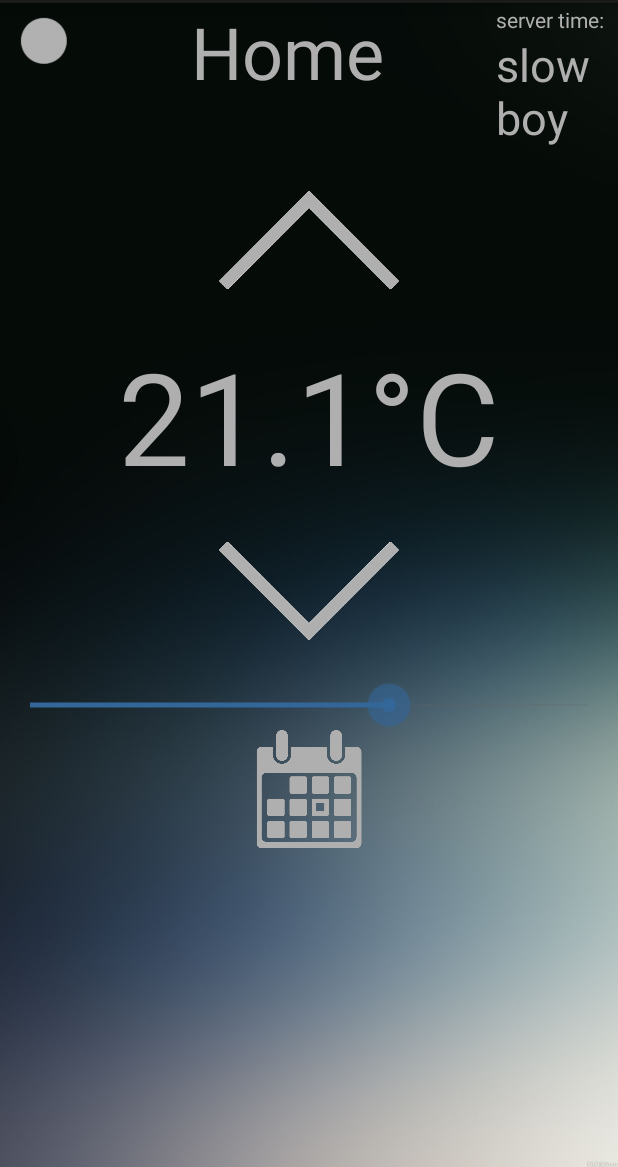
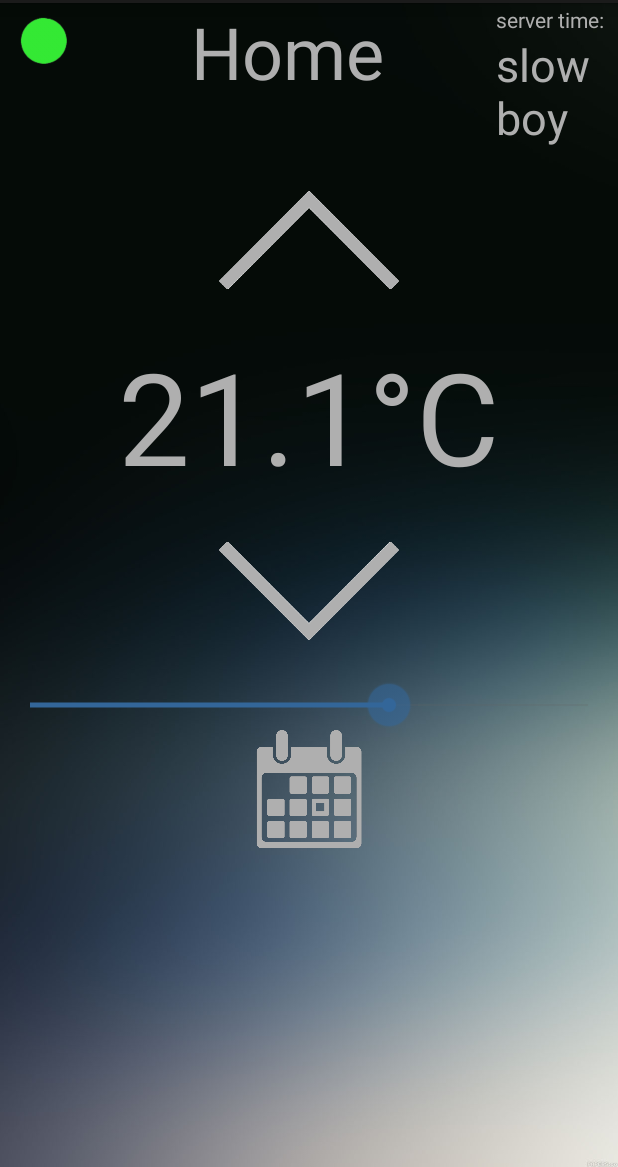
Before and after one commit to nadirtalal/TU-ThermoProject, an Android app: the screen it shows after launch (ThermostatActivity), after a tap on an icon or button, on a phone screen of 412 x 824 dp, the part 69-1236 px from its top. Run offline under Robolectric (Android 15) with nearby library versions, the light colour scheme and no system bars; network calls fail; 2 statements that could not run were skipped; 1 other tap on this screen came first.

Commit message:
made the newly set target become the target on server. also request the current temperature every sec to make the green light go on when current < target

```diff
--- a/app/src/main/java/nl/tue/demothermostat/ThermostatActivity.java
+++ b/app/src/main/java/nl/tue/demothermostat/ThermostatActivity.java
@@ -6,7 +6,6 @@ import android.graphics.Typeface;
 import android.os.Bundle;
 import android.os.CountDownTimer;
 import android.view.View;
-import android.widget.Button;
 import android.widget.ImageView;
 import android.widget.SeekBar;
 import android.widget.TextView;
@@ -16,8 +15,9 @@ public class ThermostatActivity extends Activity {
 
     int vtemp = 211;
 
-    CountDownTimer serverUpdateTimer;
-    String getParam;
+    CountDownTimer serverUpdateTimer, serverUpdateTemperatures;
+    String getParam, currentTempString, targetTempString;
+    Double currentTemp, targetTemp;
     TextView temp, serverTime;
     SeekBar seekBar;
     ImageView statusLed;
@@ -37,7 +37,63 @@ public class ThermostatActivity extends Activity {
 
 
         //intialize a count down timer to make the updating of the servertime loop every 300 millisec
-        serverUpdateTimer = new CountDownTimer(5000, 300) {
+        serverUpdateTemperatures = new CountDownTimer(10000, 1000) {
+            @Override
+            public void onTick(long millisUntilFinished) {
+                //create a new thread to keep polling the server time
+                new Thread(new Runnable() {
+                    @Override
+                    public void run() {
+                        currentTempString = "";
+                        targetTempString = "";
+                        try {
+                            targetTemp = (((double)vtemp)/10.00);
+                            targetTempString = String.valueOf(targetTemp);
+                            HeatingSystem.put("targetTemperature", targetTempString);
+                            currentTempString = HeatingSystem.get("currentTemperature");
+
+                            currentTemp = Double.parseDouble(currentTempString);
+                            /*
+									HeatingSystem.get("day");
+									HeatingSystem.get("time");
+									HeatingSystem.get("currentTemperature");
+									HeatingSystem.get("targetTemperature");
+									HeatingSystem.get("dayTemperature");
+									HeatingSystem.get("nightTemperature");
+									HeatingSystem.get("weekProgramState");
+							*/
+
+                            if(targetTemp>currentTemp){
+                                statusLed.setImageResource(R.drawable.green_status_led);
+                            }else{
+                                statusLed.setImageResource(R.drawable.gray_status_led);
+                            }
+                        } catch (Exception e) {
+                            System.err.println("Error from getdata "+e);
+                        }
+                    }
+                }).start();
+            }
+
+            @Override
+            public void onFinish() {
+                try{
+                    loopUpdateTemp();
+                }catch(Exception e){
+                    e.printStackTrace();
+                }
+            }
+        };
+
+        //start the temp update timer
+        new Thread(new Runnable() {
+            @Override
+            public void run() {
+                serverUpdateTemperatures.start();
+            }
+        }).start();
+
+        serverUpdateTimer = new CountDownTimer(10000, 300) {
             @Override
             public void onTick(long millisUntilFinished) {
                 //create a new thread to keep polling the server time
@@ -77,20 +133,20 @@ public class ThermostatActivity extends Activity {
             @Override
             public void onFinish() {
                 try{
-                    loopUpdate();
+                    loopUpdateTime();
                 }catch(Exception e){
                     e.printStackTrace();
                 }
             }
         };
 
+        //start the time update timer
         new Thread(new Runnable() {
             @Override
             public void run() {
                 serverUpdateTimer.start();
             }
         }).start();
-
 
         //textview for the temp in a custom font
         temp = (TextView)findViewById(R.id.temp);
@@ -136,7 +192,7 @@ public class ThermostatActivity extends Activity {
             @Override
             public boolean onLongClick(View v) {
                 if (vtemp < 300) {
-                    statusLed.setImageResource(R.drawable.green_status_led);
+                    //statusLed.setImageResource(R.drawable.green_status_led);
                     vtemp = vtemp + 10;
                     temp.setText(vtemp / 10 + "\u00B0C");
                     seekBar.setProgress(vtemp - 50);
@@ -149,7 +205,7 @@ public class ThermostatActivity extends Activity {
             @Override
             public void onClick(View view) {
                 if (vtemp < 300) {
-                    statusLed.setImageResource(R.drawable.green_status_led);
+                    //statusLed.setImageResource(R.drawable.green_status_led);
                     vtemp++;
                     temp.setText(vtemp / 10 + "\u00B0C");
                     seekBar.setProgress(vtemp - 50);
@@ -161,7 +217,7 @@ public class ThermostatActivity extends Activity {
             @Override
             public boolean onLongClick(View v) {
                 if (vtemp > 50) {
-                    statusLed.setImageResource(R.drawable.gray_status_led);
+                    //statusLed.setImageResource(R.drawable.gray_status_led);
                     vtemp = vtemp - 10;
                     temp.setText(vtemp / 10 + "\u00B0C");
                     seekBar.setProgress(vtemp - 50);
@@ -174,7 +230,7 @@ public class ThermostatActivity extends Activity {
             @Override
             public void onClick(View view) {
                 if (vtemp > 50) {
-                    statusLed.setImageResource(R.drawable.gray_status_led);
+                    //statusLed.setImageResource(R.drawable.gray_status_led);
                     vtemp--;
                     temp.setText(vtemp / 10 + "\u00B0C");
                     seekBar.setProgress(vtemp - 50);
@@ -183,7 +239,12 @@ public class ThermostatActivity extends Activity {
         });
     }
 
-    public void loopUpdate(){
+    public void loopUpdateTime(){
         serverUpdateTimer.start();
     }
+
+    public void loopUpdateTemp(){
+        serverUpdateTemperatures.start();
+    }
+
 }
```
